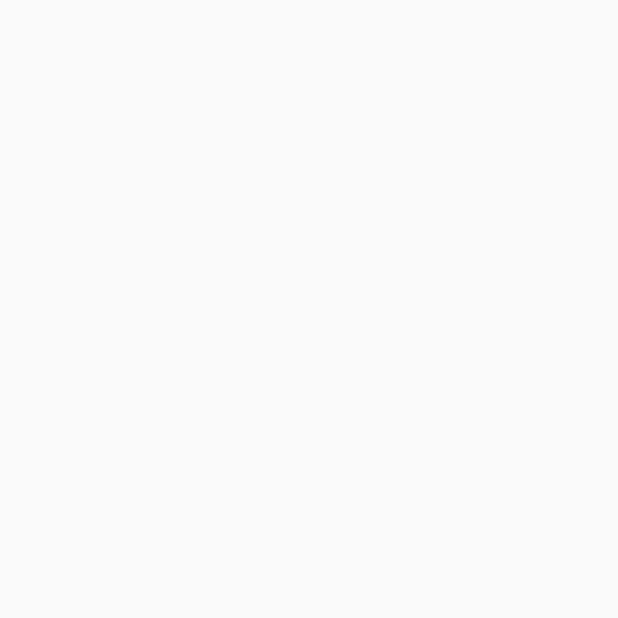
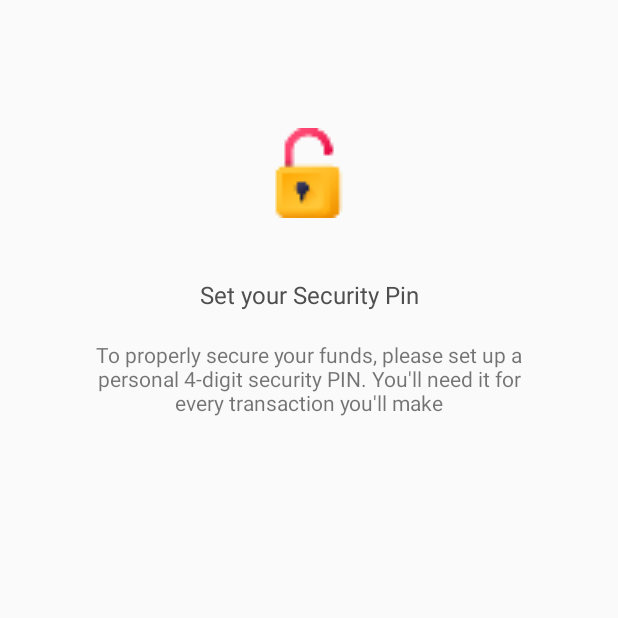
Before and after one commit to sobuur0/Super-Agent, an Android app: the SetPin screen opened directly, with no data from a screen before it, on a phone screen of 412 x 824 dp, the top half of it. Before the commit the part shown is empty. Run offline under Robolectric (Android 15) with nearby library versions, the phone set to English and light mode, and no system bars.

Commit message:
work on the setPin screen

```diff
--- a/app/src/main/res/layout/activity_set_pin.xml
+++ b/app/src/main/res/layout/activity_set_pin.xml
@@ -29,7 +29,51 @@
         android:layout_width="match_parent"
         android:layout_height="wrap_content">
 
+        <androidx.constraintlayout.widget.ConstraintLayout
+            android:layout_width="match_parent"
+            android:layout_height="wrap_content">
 
+            <ImageView
+                android:id="@+id/img_unlock"
+                android:layout_width="60dp"
+                android:layout_height="60dp"
+                android:layout_marginLeft="150dp"
+                android:layout_marginRight="150dp"
+                android:layout_marginTop="85dp"
+                android:src="@drawable/unlock"
+                app:layout_constraintEnd_toEndOf="parent"
+                app:layout_constraintStart_toStartOf="parent"
+                app:layout_constraintTop_toTopOf="parent" />
+
+            <com.google.android.material.textview.MaterialTextView
+                android:id="@+id/txt_security_pin"
+                android:layout_width="match_parent"
+                android:layout_height="wrap_content"
+                android:text="@string/txt_security_pin"
+                android:layout_marginTop="40dp"
+                android:layout_marginLeft="106dp"
+                android:layout_marginRight="106dp"
+                app:layout_constraintTop_toBottomOf="@id/img_unlock"
+                app:layout_constraintStart_toStartOf="parent"
+                app:layout_constraintEnd_toEndOf="parent"
+                android:gravity="center"
+                android:textSize="16sp"
+                android:textColor="#4F4F4F"/>
+
+            <com.google.android.material.textview.MaterialTextView
+                android:layout_width="308dp"
+                android:layout_height="70dp"
+                app:layout_constraintTop_toBottomOf="@id/txt_security_pin"
+                app:layout_constraintStart_toStartOf="parent"
+                app:layout_constraintEnd_toEndOf="parent"
+                android:layout_marginLeft="25dp"
+                android:layout_marginRight="25dp"
+                android:layout_marginTop="10dp"
+                android:text="To properly secure your funds, please set up a personal 4-digit security PIN. You'll need it for every transaction you'll make"
+                android:gravity="center" />
+
+
+        </androidx.constraintlayout.widget.ConstraintLayout>
     </ScrollView>
 
 </androidx.coordinatorlayout.widget.CoordinatorLayout>
--- a/app/src/main/res/values/strings.xml
+++ b/app/src/main/res/values/strings.xml
@@ -3,4 +3,5 @@
     <string name="super_agent_txt">Super Agent</string>
     <string name="atlas_txt">Atlas</string>
     <string name="app_logo">app_logo</string>
+    <string name="txt_security_pin">Set your Security Pin</string>
 </resources>
```
Also changed, not shown: app/src/main/res/drawable-xxhdpi/unlock.png (added).
